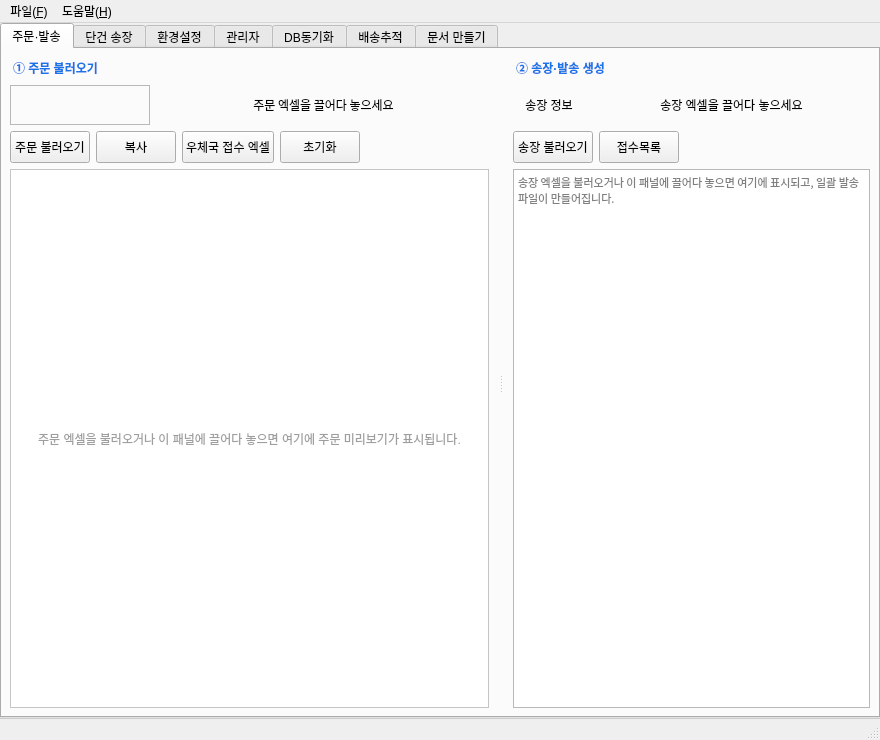
Peanut0711/easy-fulfill, file ui/main_window.ui: the form before one commit.
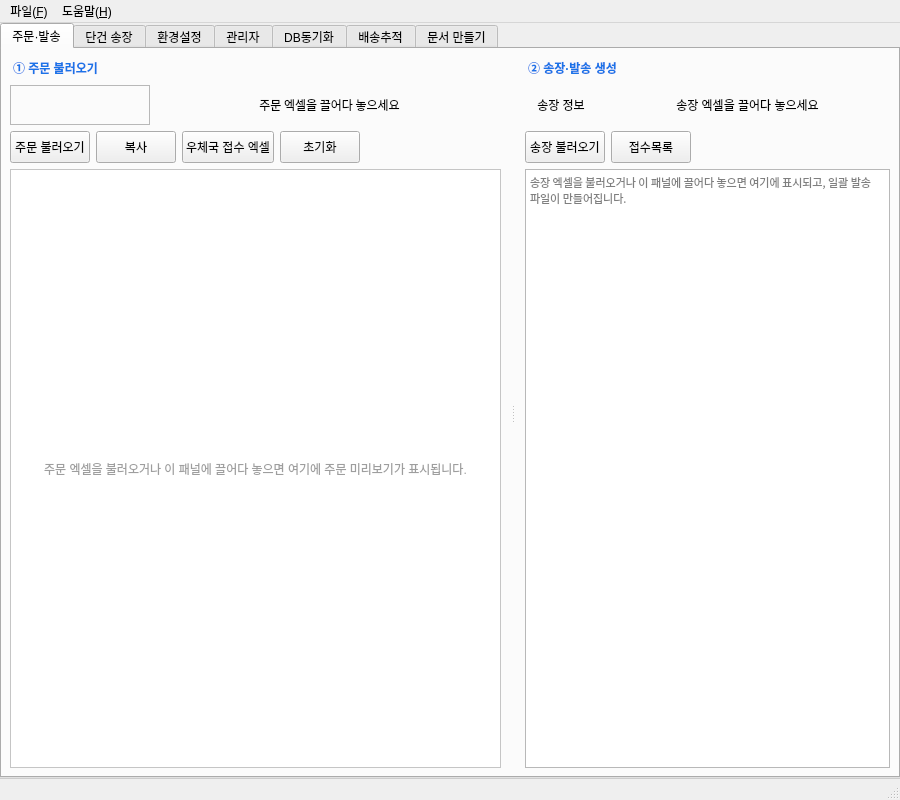
The form after the commit.

Commit message:
feat(ui): 창 기본 크기를 화면에 맞추고 위치 기억
창 크기·설정 탭 계획 A-3. 처음 실행하면 FHD 100% 기준 900×800 창을
주 화면 작업 영역 가운데에 띄운다. 작업 영역이 좁으면 폭 47%·높이 81% 안으로
줄이고 창 최소 크기보다 작게 하지 않는다(125% FHD 721×638).

닫을 때 창 위치·크기·최대화 여부를 이 PC의 database/app_settings.json
(main_window_geometry)에만 저장하고, 다음 실행 때 연결된 화면 작업 영역 안에
들어가면 되살린다. 모니터를 뺐거나 배율이 바뀌어 화면 밖·화면보다 큰 값은
버리고 기본값을 쓴다. 공유 시트에는 쓰지 않는다. 앱 버전 0.0.10.

계산 함수 단위 테스트와 offscreen 창 시나리오(가운데 배치, 저장값 복원,
화면 밖 저장값 무시, 닫을 때 저장, 띄우지 않은 창은 저장 안 함)를 추가했다.
2560×1440 Windows 화면에서 실제 창을 띄워 프레임 0×31, 가운데 배치를 확인했다.
전체 테스트 396개 통과(1개는 B단계 전까지 건너뜀).

What changed in the file:
```diff
--- a/ui/main_window.ui
+++ b/ui/main_window.ui
@@ -6,8 +6,8 @@
    <rect>
     <x>0</x>
     <y>0</y>
-    <width>880</width>
-    <height>740</height>
+    <width>900</width>
+    <height>800</height>
    </rect>
   </property>
   <property name="windowTitle">
```
The commit also changes 7 other files.
